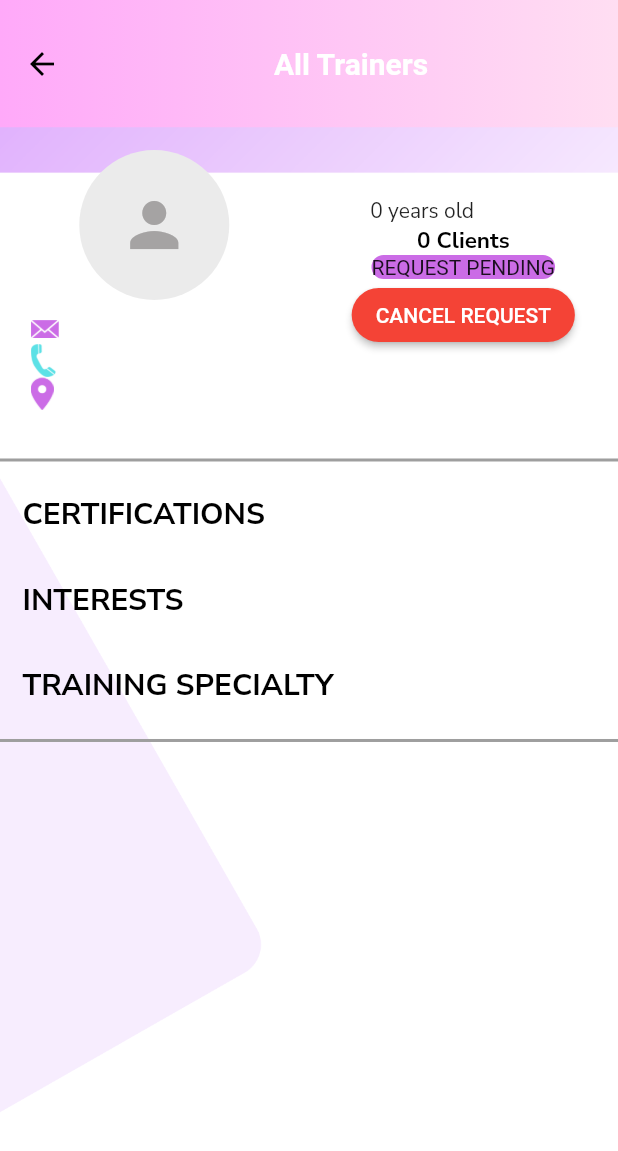
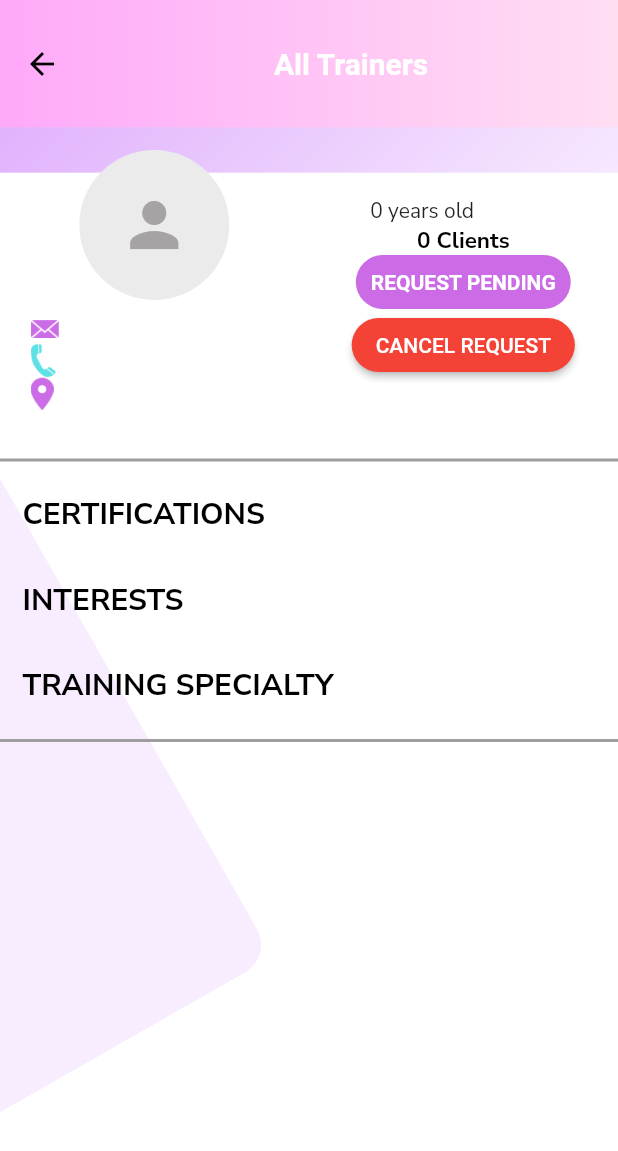
Before and after one commit to Paolo17A/fitnessco, a Flutter app: the SelectedTrainerProfile screen opened directly with empty values, on a phone screen of 412 x 824 dp. Shown: the top 1151 px of the screen. Run offline on Flutter 3.47's test engine with Material 2 defaults, Android fonts, the phone set to English and light mode, and no system bars; our stand-ins replace audioplayers, camera, carousel_slider, cloud_firestore, dropdown_search, firebase_auth and 11 more; missing offline and left inert: emailjs, google_mlkit_commons, google_mlkit_pose_detection; accounts and stored records are empty.

Commit message:
last minute bug fixes

```diff
--- a/lib/main.dart
+++ b/lib/main.dart
@@ -22,6 +22,7 @@ import 'package:fitnessco/screens/workout_history_screen.dart';
 import 'package:fitnessco/utils/color_utils.dart';
 import 'package:fitnessco/utils/firebase_messaging_util.dart';
 import 'package:flutter/material.dart';
+import 'package:flutter/services.dart';
 
 import 'screens/sign_in_screen.dart';
 import 'screens/sign_up_screen.dart';
@@ -32,6 +33,7 @@ late List<CameraDescription> cameras;
 
 void main() async {
   WidgetsFlutterBinding.ensureInitialized();
+  await SystemChrome.setPreferredOrientations([DeviceOrientation.portraitUp]);
   await Firebase.initializeApp();
   await FirebaseMessagingUtil.initNotifications();
   cameras = await availableCameras();
--- a/lib/screens/selected_trainer_profile_screen.dart
+++ b/lib/screens/selected_trainer_profile_screen.dart
@@ -91,6 +91,17 @@ class _SelectedTrainerProfileState extends State<SelectedTrainerProfile> {
       setState(() {
         _isLoading = true;
       });
+      final trainer = await getThisUserData(widget.trainerDoc.id);
+      final trainerData = trainer.data() as Map<dynamic, dynamic>;
+      List<dynamic> currentClients = trainerData['currentClients'];
+      List<dynamic> trainingRequests = trainerData['trainingRequests'];
+      for (var client in currentClients) {
+        await updateThisUserData(
+            client, {'currentTrainer': '', 'isConfirmed': false});
+      }
+      for (var request in trainingRequests) {
+        await updateThisUserData(request, {'currentTrainer': ''});
+      }
       await updateThisUserData(widget.trainerDoc.id, {'isDeleted': true});
       setState(() {
         _isLoading = false;
@@ -281,6 +292,10 @@ class _SelectedTrainerProfileState extends State<SelectedTrainerProfile> {
   }
 
   Widget _trainerTopHalf() {
+    var trainerAge = trainerData['profileDetails']['age'];
+    if (trainerAge.toString().isEmpty) {
+      trainerAge = 0;
+    }
     return Column(
       children: [
         Padding(
@@ -300,7 +315,11 @@ class _SelectedTrainerProfileState extends State<SelectedTrainerProfile> {
                                 Image.asset(
                                     'assets/images/icons/trainer_email.png',
                                     scale: 50),
-                                futuraText(trainerData['email']),
+                                SizedBox(
+                                    width: MediaQuery.of(context).size.width *
+                                        0.35,
+                                    child: futuraText(trainerData['email'],
+                                        textAlign: TextAlign.left)),
                               ]),
                               Row(
                                 children: [
@@ -332,7 +351,7 @@ class _SelectedTrainerProfileState extends State<SelectedTrainerProfile> {
                           trainerData['lastName'],
                           trainerData['currentClients'],
                           trainerData['profileDetails']['sex'],
-                          trainerData['profileDetails']['age']),
+                          trainerAge),
                       //ADMIN OPTIONS
                       if (isBeingViewedByAdmin)
                         ElevatedButton(
@@ -360,7 +379,13 @@ class _SelectedTrainerProfileState extends State<SelectedTrainerProfile> {
                           children: [
                             roundedContainer(
                                 color: CustomColors.purpleSnail,
-                                child: Text('REQUEST PENDING')),
+                                child: Padding(
+                                  padding: const EdgeInsets.all(10),
+                                  child: Text(
+                                    'REQUEST PENDING',
+                                    style: whiteBoldStyle(size: 14),
+                                  ),
+                                )),
                             ElevatedButton(
                               onPressed: () => _cancelTrainer(),
                               style: ElevatedButton.styleFrom(
@@ -416,7 +441,7 @@ class _SelectedTrainerProfileState extends State<SelectedTrainerProfile> {
         Padding(
             padding: EdgeInsets.all(15),
             child: Row(children: [
-              Column(children: [
+              Column(crossAxisAlignment: CrossAxisAlignment.start, children: [
                 futuraText('INTERESTS', textStyle: blackBoldStyle()),
                 Column(
                     crossAxisAlignment: CrossAxisAlignment.start,
@@ -429,6 +454,7 @@ class _SelectedTrainerProfileState extends State<SelectedTrainerProfile> {
             child: Row(
               children: [
                 Column(
+                  crossAxisAlignment: CrossAxisAlignment.start,
                   children: [
                     futuraText('TRAINING SPECIALTY',
                         textStyle: blackBoldStyle()),
--- a/lib/widgets/client_request_card_widget.dart
+++ b/lib/widgets/client_request_card_widget.dart
@@ -74,7 +74,7 @@ class ClientRequestCard extends StatelessWidget {
                       SizedBox(
                         height: 30,
                         child: ElevatedButton(
-                            onPressed: () => denyReq,
+                            onPressed: () => denyReq(),
                             style: ElevatedButton.styleFrom(
                                 backgroundColor: Colors.red,
                                 shape: RoundedRectangleBorder(
```
Also changed, not shown: lib/screens/bmi_history_screen.dart (+20 -4 lines), lib/screens/edit_client_profile_screen.dart (+52 -4 lines), lib/screens/edit_trainer_profile_screen.dart (+38 -2 lines), lib/utils/remove_pic_dialogue.dart (+8 -4 lines).
